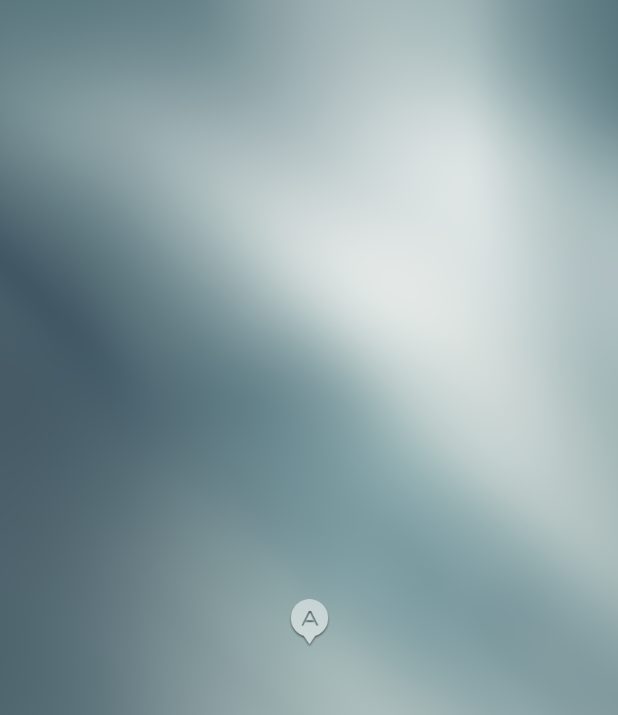
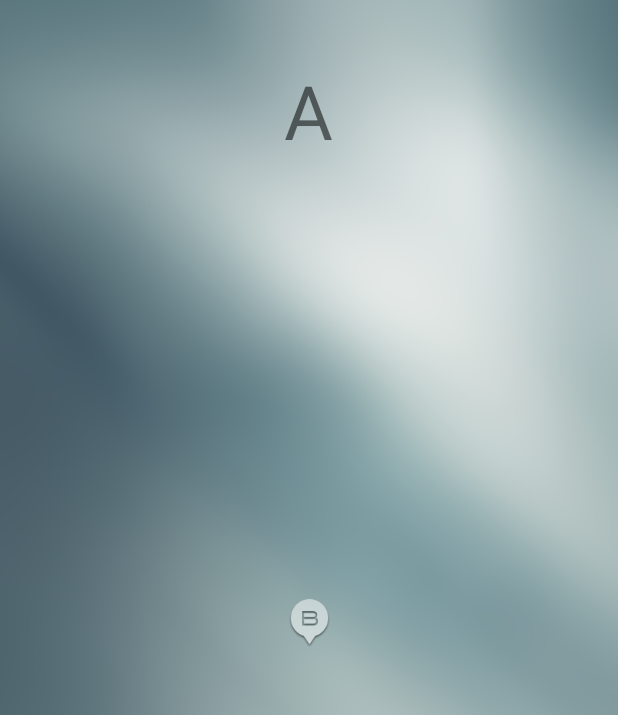
Before and after one commit to wangjia55/CircleChooseDisc, an Android app: the screen it shows after launch (MainActivity), on a phone screen of 412 x 824 dp. Shown: the top 715 px of the screen. Run offline under Robolectric (Android 15) with nearby library versions, the phone set to English and light mode, and no system bars.

Commit message:
增加了对外使用的接口

```diff
--- a/app/src/main/java/com/jacob/circle/disc/CircleIndexView.java
+++ b/app/src/main/java/com/jacob/circle/disc/CircleIndexView.java
@@ -10,6 +10,7 @@ import android.util.TypedValue;
 import android.view.MotionEvent;
 import android.view.View;
 import android.view.ViewGroup;
+import android.widget.ImageView;
 
 /**
  * Package : com.jacob.circle.disc
@@ -19,9 +20,26 @@ import android.view.ViewGroup;
  */
 public class CircleIndexView extends ViewGroup {
 
+    private Context mContext;
     private Bitmap mBitmapBg;
 
     private boolean isShowCircle = false;
+
+    private static float sPerAngle = 360.0f / 26;
+
+    private String[] mLetters = new String[]{
+            "A", "B", "C",
+            "D", "E", "F",
+            "G", "H", "I",
+            "J", "K", "L",
+            "M", "N", "O",
+            "P", "Q", "R",
+            "S", "T", "U",
+            "V", "W", "X",
+            "Y", "Z"};
+
+    private String mCurrentLetters;
+    private OnIndexChangeListener mIndexListener;
 
     public CircleIndexView(Context context) {
         this(context, null);
@@ -33,6 +51,7 @@ public class CircleIndexView extends ViewGroup {
 
     public CircleIndexView(Context context, AttributeSet attrs, int defStyleAttr) {
         super(context, attrs, defStyleAttr);
+        mContext = context;
         mBitmapBg = BitmapFactory.decodeResource(getResources(), R.mipmap.roulette);
     }
 
@@ -75,17 +94,14 @@ public class CircleIndexView extends ViewGroup {
     @Override
     protected void onDraw(Canvas canvas) {
 //        super.onDraw(canvas);
-//        canvas.drawColor(Color.GRAY);
         if (isShowCircle) {
             canvas.drawBitmap(mBitmapBg, 0, 0, null);
         }
-
     }
 
     @Override
     protected void onLayout(boolean changed, int l, int t, int r, int b) {
         if (changed) {
-            int count = getChildCount();
             View view = getChildAt(0);
             int childW = view.getMeasuredWidth();
             int childH = view.getMeasuredHeight();
@@ -96,15 +112,25 @@ public class CircleIndexView extends ViewGroup {
         }
     }
 
+    private float mLastX;
+    private float mLastY;
+
     @Override
     public boolean onTouchEvent(MotionEvent event) {
 
+        float x = 0;
+        float y = 0;
         switch (event.getAction()) {
             case MotionEvent.ACTION_DOWN:
                 isShowCircle = true;
+                x = event.getX();
+                y = event.getY();
+
                 break;
             case MotionEvent.ACTION_MOVE:
                 isShowCircle = true;
+
+
                 break;
             case MotionEvent.ACTION_CANCEL:
             case MotionEvent.ACTION_UP:
@@ -115,7 +141,47 @@ public class CircleIndexView extends ViewGroup {
         return true;
     }
 
+
+    /**
+     * 获取当前字母的序号
+     */
+    private int getLetterPosition(String letter) {
+        int length = mLetters.length;
+        for (int i = 0; i < length; i++) {
+            if (letter.toUpperCase().equals(mLetters[i])) {
+                return i;
+            }
+        }
+        return 0;
+    }
+
+
+    public void setIndexLetter(String letter) {
+        if (letter == null) return;
+        if (letter.length() > 1) {
+            letter = letter.substring(0, 1);
+        }
+        this.mCurrentLetters = letter;
+        updateChildDrawable(mCurrentLetters);
+    }
+
+
+    private void updateChildDrawable(String letter) {
+        int drawable = getResources().getIdentifier("letter_" + letter, "mipmap", mContext.getPackageName());
+        ImageView view = (ImageView) getChildAt(0);
+        view.setImageResource(drawable);
+    }
+
     private int dpToPx(int dp) {
         return (int) TypedValue.applyDimension(TypedValue.COMPLEX_UNIT_DIP, dp, getResources().getDisplayMetrics());
     }
+
+
+    public void setOnIndexChangeListener(OnIndexChangeListener listener) {
+        this.mIndexListener = listener;
+    }
+
+    public interface OnIndexChangeListener {
+        void onIndexChange(String letter);
+    }
 }
--- a/app/src/main/java/com/jacob/circle/disc/MainActivity.java
+++ b/app/src/main/java/com/jacob/circle/disc/MainActivity.java
@@ -2,14 +2,30 @@ package com.jacob.circle.disc;
 
 import android.os.Bundle;
 import android.support.v4.app.FragmentActivity;
+import android.widget.TextView;
 
 
 public class MainActivity extends FragmentActivity {
+
+    private TextView mTextView;
 
     @Override
     protected void onCreate(Bundle savedInstanceState) {
         super.onCreate(savedInstanceState);
         setContentView(R.layout.activity_main);
+
+        mTextView = (TextView) findViewById(R.id.textView);
+
+        CircleIndexView circleIndexView = (CircleIndexView) findViewById(R.id.circle_index_view);
+        circleIndexView.setOnIndexChangeListener(new CircleIndexView.OnIndexChangeListener() {
+            @Override
+            public void onIndexChange(String letter) {
+                mTextView.setText(letter);
+            }
+        });
+        circleIndexView.setIndexLetter("b");
+
+
     }
 
 }
--- a/app/src/main/res/layout/activity_main.xml
+++ b/app/src/main/res/layout/activity_main.xml
@@ -5,8 +5,18 @@
                 android:background="@mipmap/main_bg"
                 tools:context=".MainActivity">
 
+    <TextView
+        android:id="@+id/textView"
+        android:layout_width="wrap_content"
+        android:layout_height="wrap_content"
+        android:textSize="50sp"
+        android:text="A"
+        android:layout_centerHorizontal="true"
+        android:layout_margin="40dp"/>
+
 
     <com.jacob.circle.disc.CircleIndexView
+        android:id="@+id/circle_index_view"
         android:layout_width="wrap_content"
         android:layout_height="wrap_content"
         android:layout_centerInParent="true"
```
